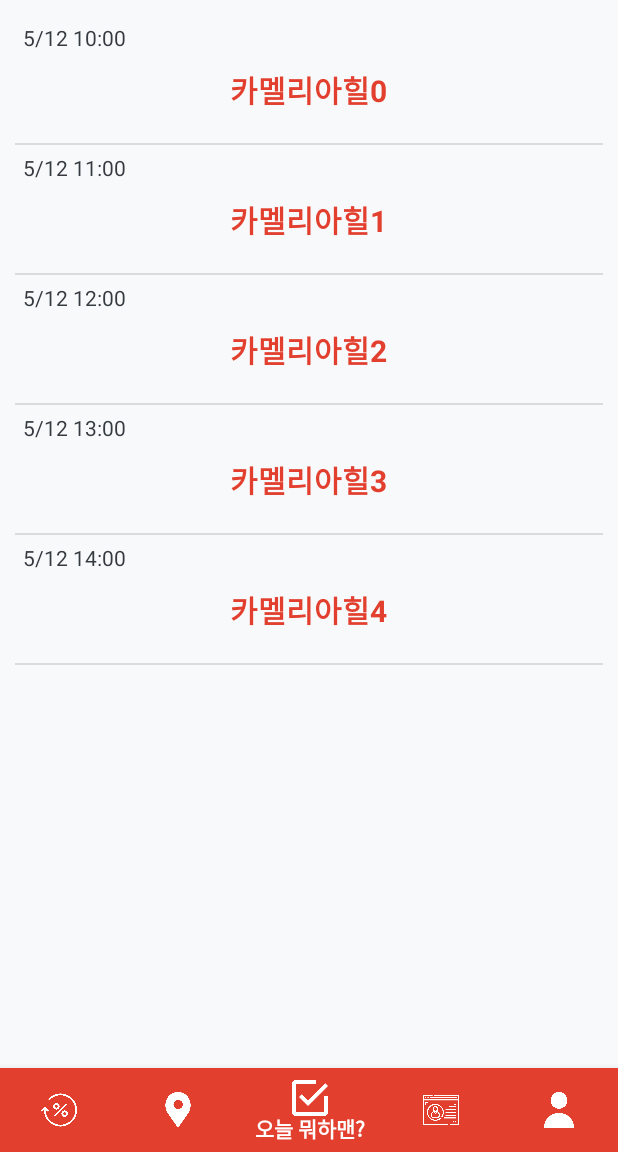
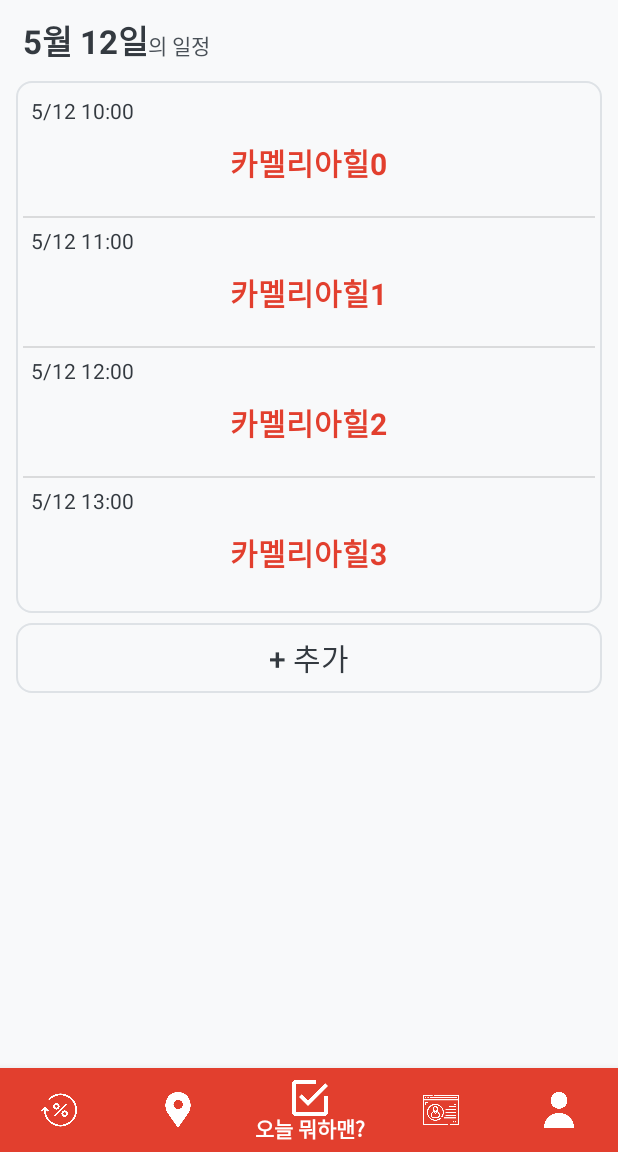
Before and after one commit to youarealone/hjw-front, an Android app: the screen it shows after launch (MainActivity), item 3 of the bottom bar chosen, on a phone screen of 412 x 824 dp, the part 84-1236 px from its top. Run offline under Robolectric (Android 15) with nearby library versions, the phone set to English and light mode, and no system bars; our stand-ins replace Firebase (no records; nobody signed in at launch, a user with empty details on screens opened directly).

Commit message:
[F35] 일정 조회 화면 구현
- 날짜 표기 텍스트뷰 추가
- 일정추가 버튼 추가

```diff
--- a/app/src/main/java/com/example/hjw_front/ScheduleFragment.java
+++ b/app/src/main/java/com/example/hjw_front/ScheduleFragment.java
@@ -10,6 +10,7 @@ import android.view.ViewGroup;
 import android.widget.Adapter;
 import android.widget.ArrayAdapter;
 import android.widget.ListView;
+import android.widget.TextView;
 
 import com.example.hjw_front.adapters.ScheduleListAdapter;
 import com.example.hjw_front.vo.ScheduleVO;
@@ -29,6 +30,10 @@ public class ScheduleFragment extends Fragment {
         ListView listView = view.findViewById(R.id.lv_schedule);
         listView.setAdapter(adapter);
 
+        String mockToday = "5월 12일";
+        TextView tvToday = view.findViewById(R.id.tv_today);
+        tvToday.setText(mockToday);
+
         for (ScheduleVO vo: mockList) {
             adapter.addItem(vo);
         }
@@ -38,7 +43,7 @@ public class ScheduleFragment extends Fragment {
 
     private ArrayList<ScheduleVO> makeList() {
         ArrayList<ScheduleVO> list = new ArrayList<ScheduleVO>();
-        for (int i = 0; i < 5; i++) {
+        for (int i = 0; i < 4; i++) {
             ScheduleVO vo = new ScheduleVO(i, "카멜리아힐"+i, "5/12 1"+i+":00");
             list.add(vo);
         }
--- a/app/src/main/res/layout/fragment_schedule.xml
+++ b/app/src/main/res/layout/fragment_schedule.xml
@@ -6,8 +6,44 @@
     android:layout_height="match_parent"
     android:padding="10dp">
 
+    <LinearLayout
+        android:layout_width="match_parent"
+        android:layout_height="wrap_content"
+        android:orientation="horizontal"
+        android:layout_marginBottom="10dp"
+        android:paddingStart="5dp">
+
+        <TextView
+            android:id="@+id/tv_today"
+            android:layout_width="wrap_content"
+            android:layout_height="wrap_content"
+            android:text="0월 00일"
+            android:textSize="22dp"
+            android:textColor="@color/gray8"
+            android:textStyle="bold"/>
+
+        <TextView
+            android:layout_width="wrap_content"
+            android:layout_height="wrap_content"
+            android:text="의 일정"
+            android:textColor="@color/gray7"/>
+
+    </LinearLayout>
+
     <ListView
         android:id="@+id/lv_schedule"
         android:layout_width="match_parent"
-        android:layout_height="match_parent"/>
+        android:layout_height="wrap_content"
+        android:background="@drawable/round_border"
+        android:padding="5dp" />
+
+    <Button
+        android:layout_width="match_parent"
+        android:layout_height="wrap_content"
+        android:layout_gravity="center"
+        android:layout_marginTop="5dp"
+        android:background="@drawable/round_border"
+        android:text="+ 추가"
+        android:textSize="20dp"
+        android:textColor="@color/gray8"/>
 </LinearLayout>
```
